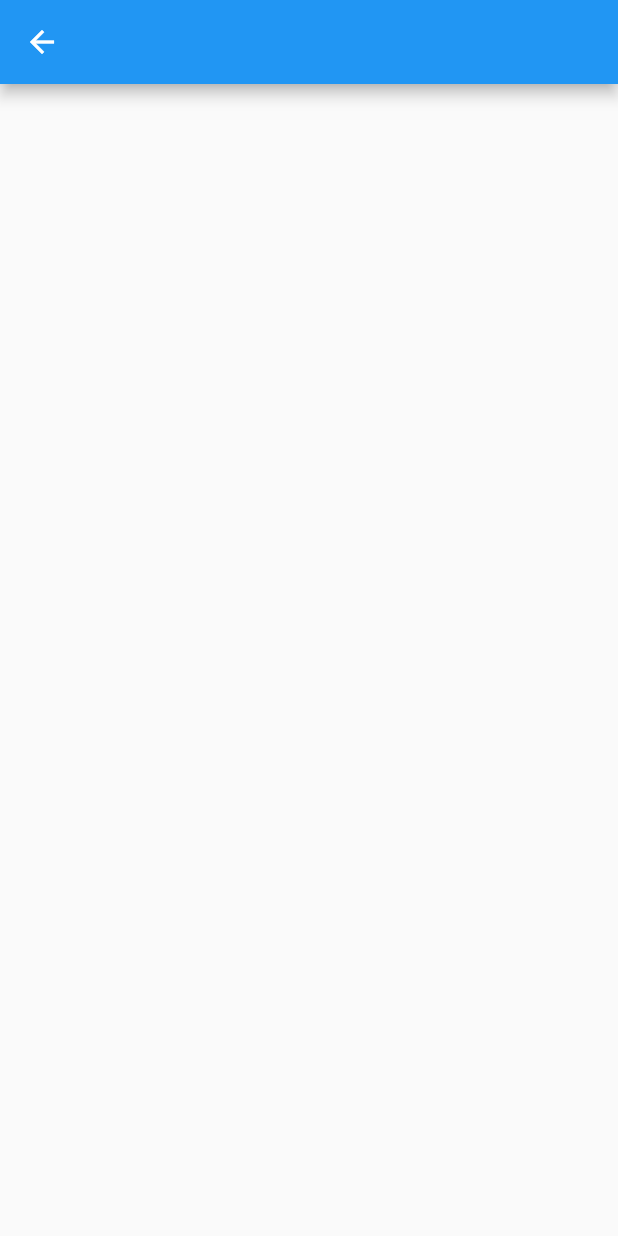
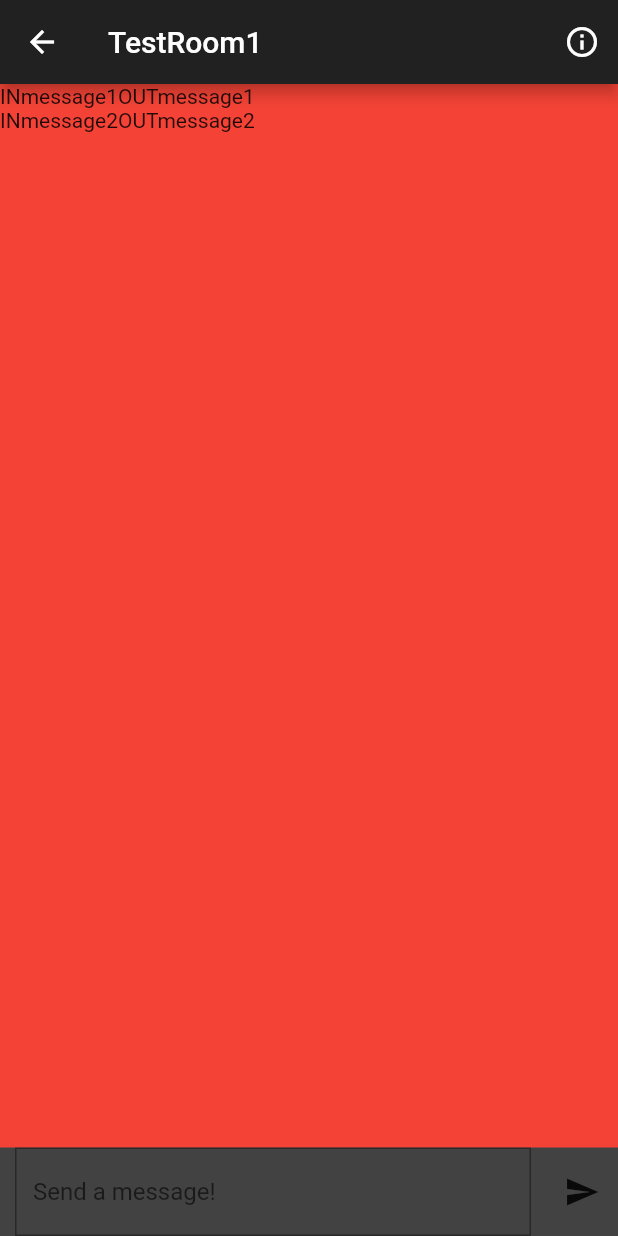
Before and after one commit to marter11/joska_chat, a Flutter app: the screen it shows after launch, after a tap on "TestRoom1", on a phone screen of 412 x 824 dp. Run offline on Flutter 3.47's test engine with Material 2 defaults, Android fonts, the phone set to English and light mode, and no system bars.

Commit message:
started work on chat interface

```diff
--- a/lib/home.dart
+++ b/lib/home.dart
@@ -1,5 +1,5 @@
 import 'package:flutter/material.dart';
-
+import 'main.dart';
 import 'package:Joska_Chat/newRoom.dart';
 import 'messages.dart';
 // create 'Home' class
@@ -45,6 +45,11 @@ class HomeState extends State<Home>
         title: Text("Joska Chat"),
         centerTitle: true,
         backgroundColor: Colors.grey[900],
+        leading: Icon(Icons.account_circle_outlined),//for the time being, only a placeholder for a possible profile button later
+        // (
+        //   // onPressed: () {},
+        //   icon: Icon(Icons.account_circle)
+        // ),
       ),
       body: _children[_currentIndex],
       bottomNavigationBar: BottomNavigationBar
--- a/lib/main.dart
+++ b/lib/main.dart
@@ -5,8 +5,12 @@ import 'newRoom.dart';
 import 'network.dart';
 import 'home.dart';
 
+
 String getRoomData(List<String> rooms, int index, bool ip)
 {
+  //returns either the IP or the name(ID) of a room
+  //ip - false ==> ID;;; ip - true ==> IP
+
   if (rooms.length <= index) return ' ';
 
   String temp = rooms[index];
@@ -24,15 +28,25 @@ String getRoomData(List<String> rooms, int index, bool ip)
   }
 }
 
+class RoomData
+{
+  String id;
+  String ip;
+
+  RoomData(this. id, this.ip);
+}
+
 void main()
 {
   // main function much simpler
   runApp(MaterialApp
   (
+    //disable 'DEBUG' banner for later use
+    // debugShowCheckedModeBanner: false,
     routes:
     {
       '/': (context) => Home(), // default route
-      '/room': (context) => Room(id: '', ip:''),
+      '/room': (context) => Room(),
     },
   ));
 }
--- a/lib/messages.dart
+++ b/lib/messages.dart
@@ -12,8 +12,7 @@ int getRooms()
   return 0;
 }
 
-//returns either the IP or the name(ID) of a room
-//ip - false ==> ID;;; ip - true ==> IP
+
 
 class Messages extends StatefulWidget
 {
@@ -49,11 +48,11 @@ class MessagesState extends State<Messages>
                     print(getRoomData(rooms, index, false));
                     setState(()
                     {
-                      Navigator.pushNamed(context, '/room', arguments: <String, String>
-                      {
-                        'id': getRoomData(rooms, index, false),
-                        'ip': getRoomData(rooms, index, true)
-                      });
+                      Navigator.pushNamed(context, '/room', arguments: RoomData
+                      (
+                        getRoomData(rooms, index, false),
+                        getRoomData(rooms, index, true)
+                      ));
                     });
                   },
                   isThreeLine: false,
--- a/lib/network.dart
+++ b/lib/network.dart
@@ -6,6 +6,12 @@ import 'dart:isolate';
 String okxd = "xd";
 String SERVER_ADDRESS = "192.168.0.106";
 int SERVER_PORT = 4567;
+
+//we have to decide and mplement how to know, what IP-s to send to
+void sendMessage(String message)
+{
+  print(message);
+}
 
 String receiveMessage(int count)
 {
--- a/lib/newRoom.dart
+++ b/lib/newRoom.dart
@@ -1,5 +1,6 @@
 import 'package:flutter/material.dart';
 import 'network.dart';
+import 'main.dart';
 
 class NewRoom extends StatefulWidget
 {
--- a/lib/room.dart
+++ b/lib/room.dart
@@ -1,11 +1,10 @@
 import 'package:flutter/material.dart';
+import 'main.dart';
+import 'network.dart';
 
 class Room extends StatefulWidget
 {
-  final String id;
-  final String ip;
-
-  const Room({Key? key, required this.id, required this.ip}) : super(key: key);
+  const Room({Key? key}) : super(key: key);
 
   @override
   RoomState createState() => RoomState();
@@ -13,13 +12,125 @@ class Room extends StatefulWidget
 
 class RoomState extends State<Room>
 {
+  final messageController = TextEditingController();
+  String message = "";
   @override
-  Widget build(BuildContext context) {
+  Widget build(BuildContext context)
+  {
+    final data = ModalRoute.of(context)!.settings.arguments as RoomData;
     return Scaffold
     (
+      backgroundColor: Colors.grey[800],
       appBar: AppBar
       (
-        title: Text(widget.id),
+        title: Text(data.id),
+        backgroundColor: Colors.grey[900],
+        actions:
+        [
+          IconButton
+          (
+            color: Colors.white,
+            icon: Icon(Icons.info_outline),
+            onPressed: () {},
+          ),
+        ],
+      ),
+      body: Column
+      (
+        crossAxisAlignment: CrossAxisAlignment.end,
+        mainAxisSize: MainAxisSize.max,
+        mainAxisAlignment: MainAxisAlignment.end,
+        children:
+        [
+          Expanded
+          (
+            child: Container
+            (
+              color: Colors.red,
+              child: Row
+              (
+                children:
+                [
+                  // incoming messages from other users
+                  Column
+                  (
+                    children:
+                    [
+                      Text('INmessage1'),
+                      Text('INmessage2'),
+                    ],
+                  ),
+                  Column
+                  (
+                    // users messages
+                    children:
+                    [
+                      Text('OUTmessage1'),
+                      Text('OUTmessage2'),
+                    ],
+                  ),
+                ]
+              ),
+            ),
+          ),
+          Container
+          (
+            // color: Colors.grey[400],
+            child: Row
+            (
+              mainAxisAlignment: MainAxisAlignment.spaceEvenly,
+              children:
+              [
+                Flexible
+                (
+                  child: Container
+                  (
+                    padding: EdgeInsets.symmetric(horizontal: 10, vertical: 0),
+                    child: TextField
+                    (
+                      cursorColor: Colors.grey[900],
+                      decoration: InputDecoration
+                      (
+                        hintText: "Send a message!",
+                        border: OutlineInputBorder
+                        (
+                          borderRadius: BorderRadius.zero,
+                        ),
+                        focusedBorder: OutlineInputBorder
+                        (
+                          borderRadius: BorderRadius.zero,
+                          borderSide: BorderSide(color: Colors.grey.shade900),
+                        ),
+                      ),
+                      textCapitalization: TextCapitalization.sentences,
+                      controller: messageController,
+                      onChanged: (String value)
+                      {
+                        message = value;
+                      },
+                    ),
+                  ),
+                ),
+                Container
+                (
+                  child: IconButton
+                  (
+                    splashColor: null,
+                    onPressed: ()
+                    {
+                      if(message != "")
+                      {
+                        messageController.clear();
+                        sendMessage(message);
+                      }
+                    },
+                    icon: Icon(Icons.send),
+                  ),
+                ),
+              ],
+            ),
+          ),
+        ],
       ),
     );
   }
```
